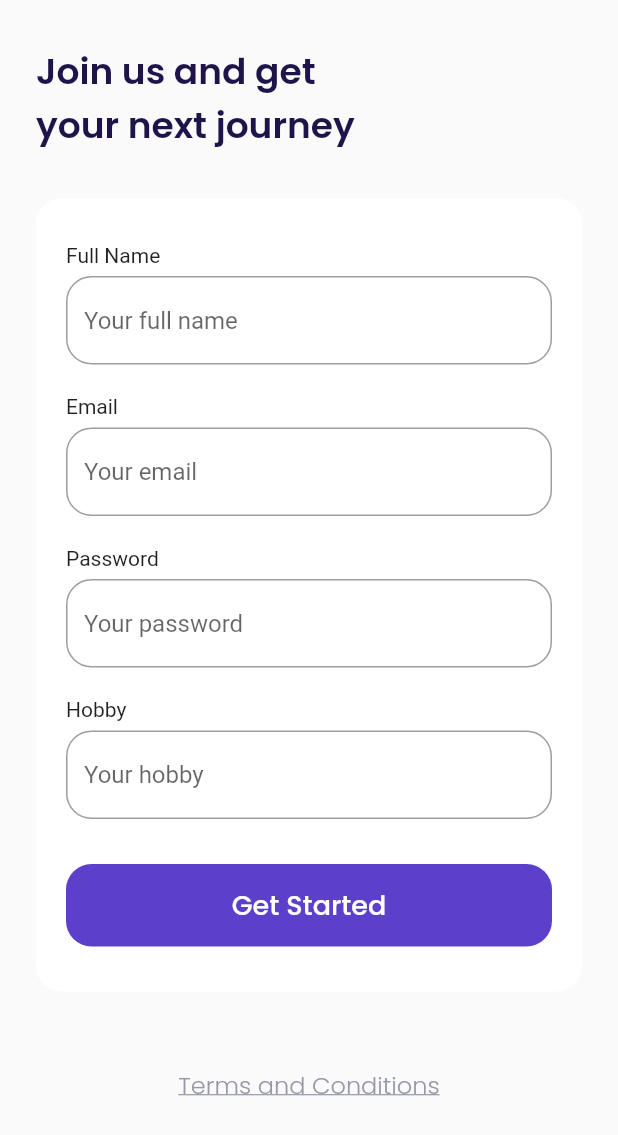
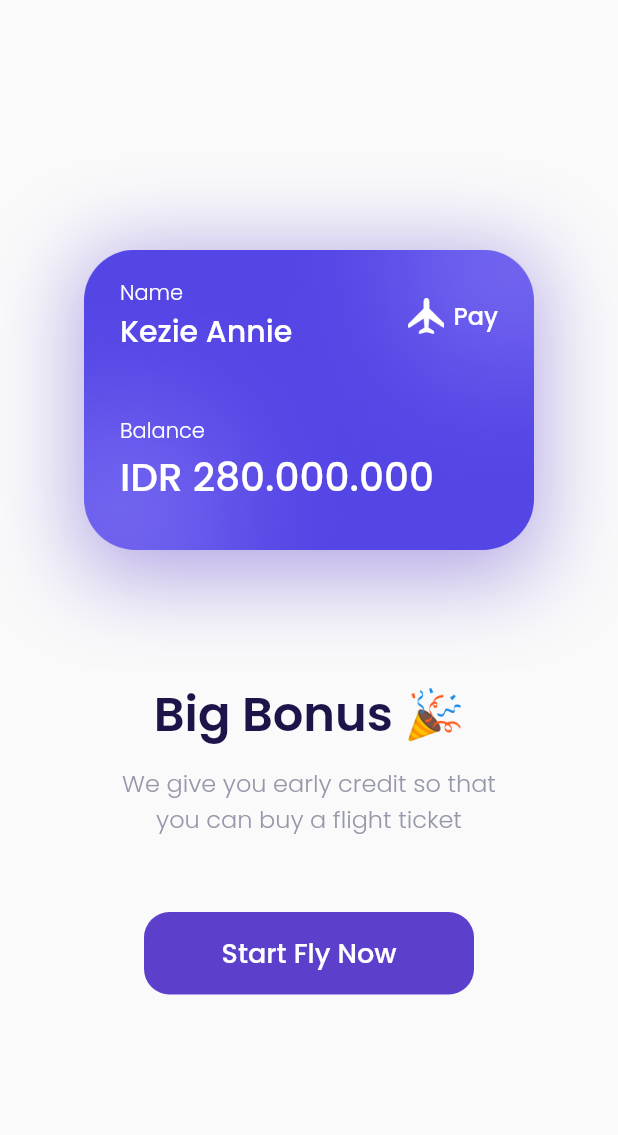
Before and after one commit to adheramaf7/airplane_app, a Flutter app: the SignupPage screen opened by its route, after a tap on "Get Started", on a phone screen of 412 x 824 dp. Shown: the top 1135 px of the screen. Run offline on Flutter 3.47's test engine with Material 2 defaults, Android fonts, the phone set to English and light mode, and no system bars; our stand-ins replace google_fonts.

Commit message:
bonus page

```diff
--- a/lib/main.dart
+++ b/lib/main.dart
@@ -1,3 +1,4 @@
+import 'package:airplane_app/ui/pages/bonus_page.dart';
 import 'package:airplane_app/ui/pages/signup_page.dart';
 import 'package:flutter/material.dart';
 import 'ui/pages/get_started_page.dart';
@@ -18,7 +19,8 @@ class MyApp extends StatelessWidget {
       routes: {
         '/': (context) => const SplashPage(),
         '/get-started': (context) => const GetStartedPage(),
-        '/signup': (context) => const SignupPage()
+        '/signup': (context) => const SignupPage(),
+        '/bonus': (context) => const BonusPage()
       },
     );
   }
--- /dev/null
+++ b/lib/ui/pages/bonus_page.dart
@@ -0,0 +1,135 @@
+import 'package:airplane_app/shared/theme.dart';
+import 'package:flutter/material.dart';
+
+class BonusPage extends StatelessWidget {
+  const BonusPage({Key? key}) : super(key: key);
+
+  @override
+  Widget build(BuildContext context) {
+    Widget bonusCard() => Container(
+          width: 300,
+          height: 211,
+          padding: EdgeInsets.all(defaultMargin),
+          decoration: BoxDecoration(
+              image: const DecorationImage(
+                image: AssetImage('assets/image_card.png'),
+              ),
+              boxShadow: [
+                BoxShadow(
+                    color: kPrimaryColor.withOpacity(0.5),
+                    blurRadius: 50,
+                    offset: const Offset(0, 10)),
+              ]),
+          child: Column(
+            crossAxisAlignment: CrossAxisAlignment.start,
+            children: [
+              Row(
+                children: [
+                  Expanded(
+                    child: Column(
+                      crossAxisAlignment: CrossAxisAlignment.start,
+                      children: [
+                        Text(
+                          'Name',
+                          style: whiteTextStyle.copyWith(fontWeight: light),
+                        ),
+                        Text(
+                          'Kezie Annie',
+                          style: whiteTextStyle.copyWith(
+                            fontWeight: medium,
+                            fontSize: 20,
+                            overflow: TextOverflow.ellipsis,
+                          ),
+                        )
+                      ],
+                    ),
+                  ),
+                  Container(
+                    height: 24,
+                    width: 24,
+                    margin: const EdgeInsets.only(right: 6),
+                    decoration: const BoxDecoration(
+                      image: DecorationImage(
+                        image: AssetImage('assets/icon_plane.png'),
+                      ),
+                    ),
+                  ),
+                  Text(
+                    'Pay',
+                    style: whiteTextStyle.copyWith(
+                      fontSize: 16,
+                      fontWeight: medium,
+                    ),
+                  ),
+                ],
+              ),
+              const SizedBox(
+                height: 41,
+              ),
+              Text(
+                'Balance',
+                style: whiteTextStyle.copyWith(fontSize: 14, fontWeight: light),
+              ),
+              Text(
+                'IDR 280.000.000',
+                style: whiteTextStyle.copyWith(
+                  fontSize: 26,
+                  fontWeight: medium,
+                ),
+              ),
+            ],
+          ),
+        );
+
+    Widget title() => Container(
+          margin: const EdgeInsets.only(top: 80),
+          child: Text(
+            'Big Bonus 🎉',
+            style: blackTextStyle.copyWith(fontSize: 32, fontWeight: semiBold),
+          ),
+        );
+
+    Widget subtitle() => Container(
+          margin: const EdgeInsets.only(top: 10),
+          child: Text(
+            'We give you early credit so that\nyou can buy a flight ticket',
+            style: greyTextStyle.copyWith(
+              fontSize: 16,
+              fontWeight: light,
+            ),
+            textAlign: TextAlign.center,
+          ),
+        );
+
+    Widget startButton() => Container(
+          width: 220,
+          height: 55,
+          margin: const EdgeInsets.only(top: 50),
+          child: TextButton(
+            onPressed: () {},
+            style: TextButton.styleFrom(
+                backgroundColor: kPrimaryColor,
+                shape: RoundedRectangleBorder(
+                    borderRadius: BorderRadius.circular(defaultRadius))),
+            child: Text(
+              'Start Fly Now',
+              style: whiteTextStyle.copyWith(fontSize: 18, fontWeight: medium),
+            ),
+          ),
+        );
+
+    return Scaffold(
+      backgroundColor: kBackgroundColor,
+      body: Center(
+          child: Column(
+        mainAxisAlignment: MainAxisAlignment.center,
+        children: [
+          bonusCard(),
+          title(),
+          subtitle(),
+          startButton(),
+        ],
+      )),
+    );
+  }
+}
--- a/lib/ui/pages/signup_page.dart
+++ b/lib/ui/pages/signup_page.dart
@@ -132,7 +132,9 @@ class SignupPage extends StatelessWidget {
             width: double.infinity,
             height: 55,
             child: TextButton(
-              onPressed: () {},
+              onPressed: () {
+                Navigator.pushNamed(context, '/bonus');
+              },
               style: TextButton.styleFrom(
                 backgroundColor: kPrimaryColor,
                 shape: RoundedRectangleBorder(
```
